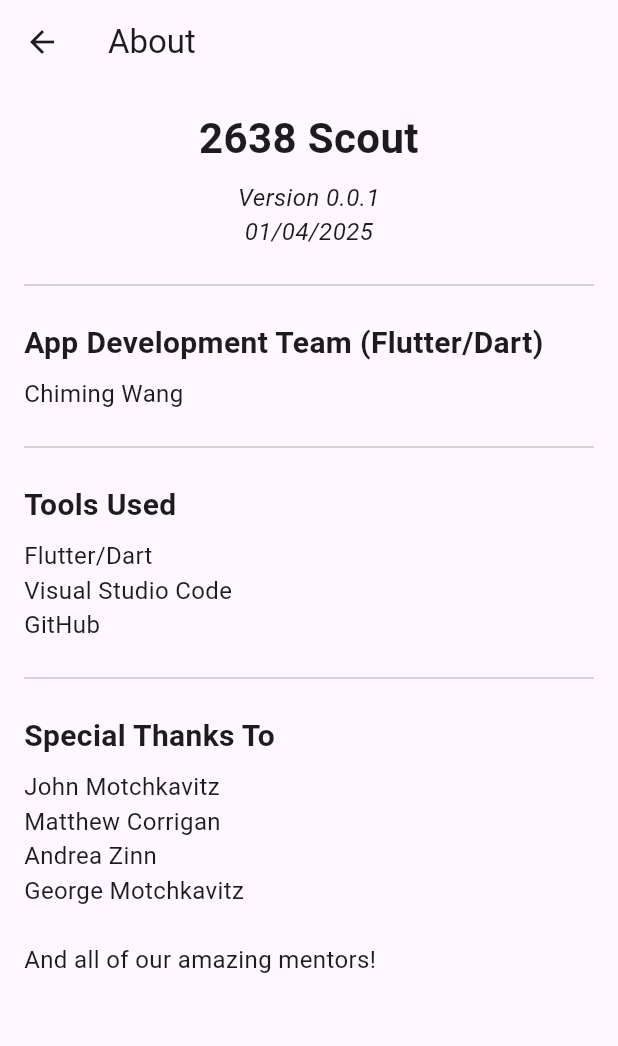
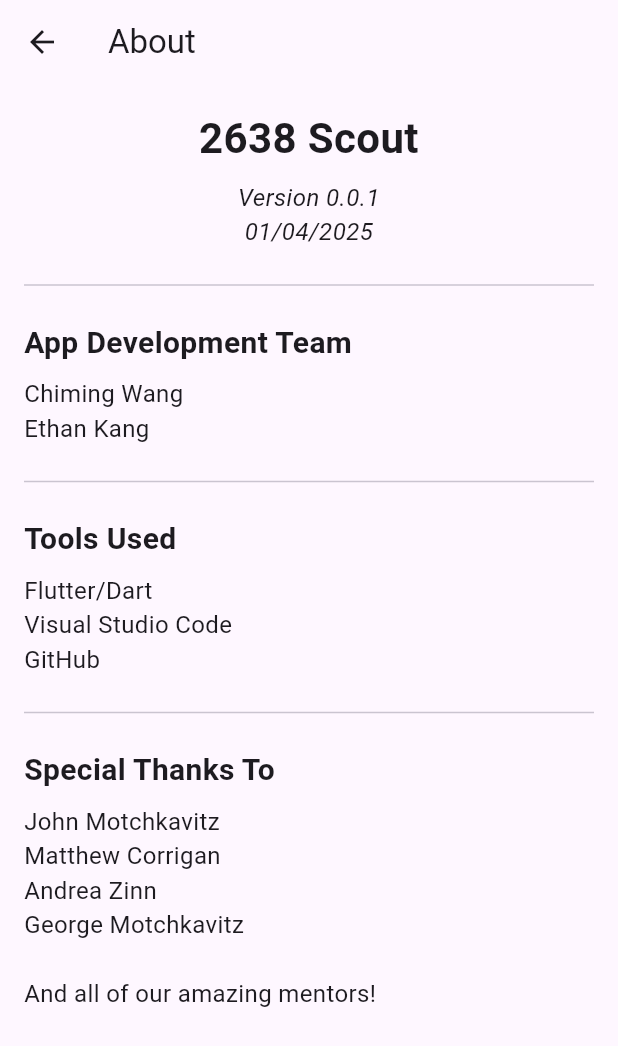
Before and after one commit to rebels2638/ScoutingApp2025, a Flutter app: the AboutPage screen opened directly, on a phone screen of 412 x 824 dp. Shown: the top 1046 px of the screen. Run offline on Flutter 3.47's test engine with Material 3 defaults, Android fonts, the phone set to English and light mode, and no system bars.

Commit message:
add ethan to about page 🙂

```diff
--- a/lib/about.dart
+++ b/lib/about.dart
@@ -32,7 +32,7 @@ class AboutPage extends StatelessWidget {
             Divider(),
             SizedBox(height: 16),
             Text(
-              'App Development Team (Flutter/Dart)',
+              'App Development Team',
               style: TextStyle(
                 fontSize: 20,
                 fontWeight: FontWeight.bold,
@@ -40,7 +40,7 @@ class AboutPage extends StatelessWidget {
             ),
             SizedBox(height: 8),
             Text(
-              'Chiming Wang',
+              'Chiming Wang\nEthan Kang',
               style: TextStyle(fontSize: 16),
             ),
             SizedBox(height: 16),
```
